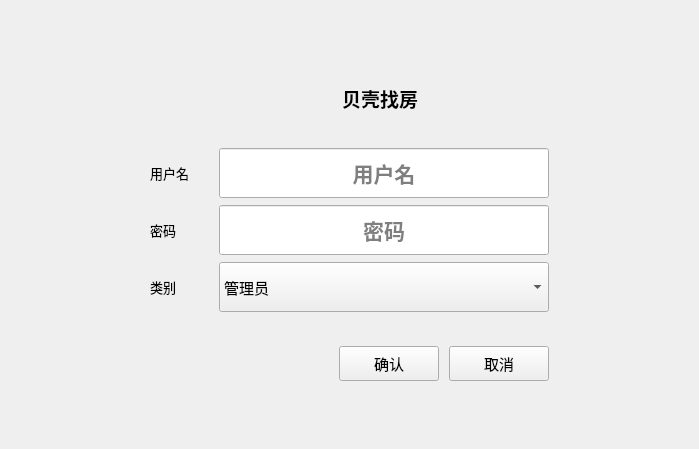
Before: the Qt Designer form loginwidget.ui in ciyeer/ManageSystem, drawn with Qt 5.
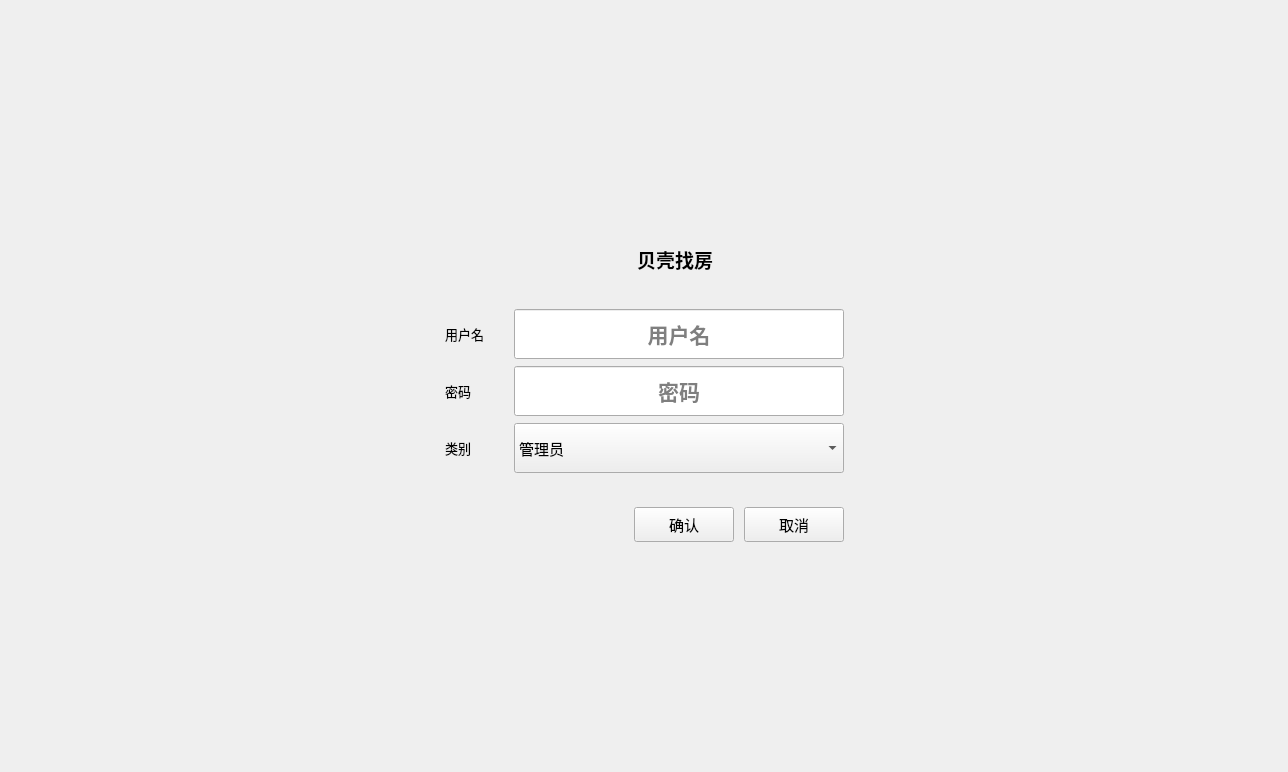
After: the same form once the commit is applied. Icons and pictures are not drawn.

The edit to the form file:
```diff
--- a/loginwidget.ui
+++ b/loginwidget.ui
@@ -6,8 +6,8 @@
    <rect>
     <x>0</x>
     <y>0</y>
-    <width>699</width>
-    <height>449</height>
+    <width>1288</width>
+    <height>772</height>
    </rect>
   </property>
   <property name="windowTitle">
```
